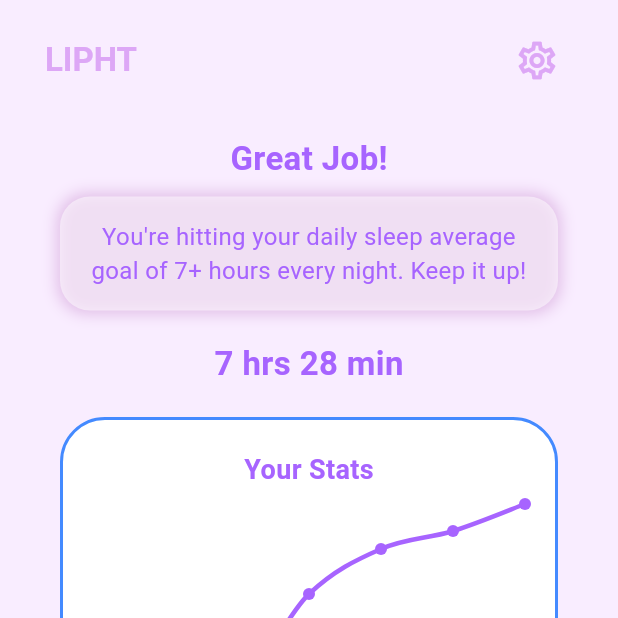
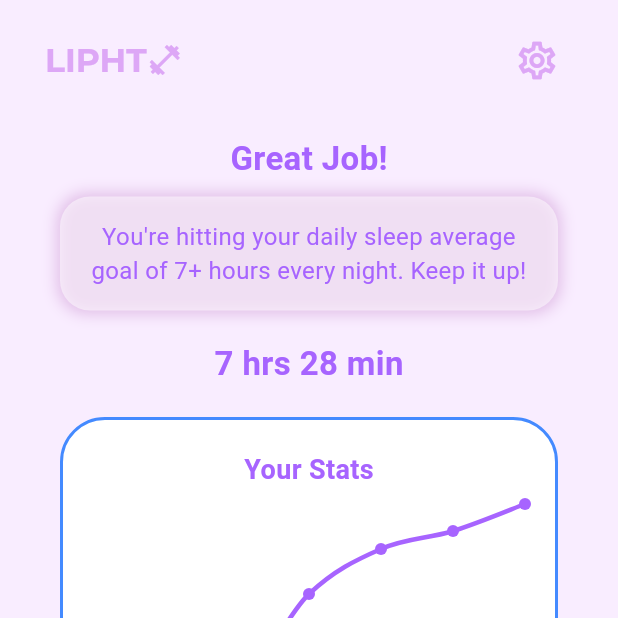
Before and after one commit to maynguyen26/lipht, a Flutter app: the MainLayout screen opened by its route, item 4 of the bottom bar chosen, on a phone screen of 412 x 824 dp, the top half of it. Run offline on Flutter 3.47's test engine with Material 3 defaults, Android fonts, the phone set to English and light mode, and no system bars; drawn by our look-alikes of fl_chart; our stand-ins replace cloud_firestore, connectivity_plus, firebase_auth, firebase_core, google_sign_in, sign_in_button; accounts and stored records are empty; project files that could hold a hidden picture were left out.

Commit message:
- updated build screen ui to better fit figma spec

```diff
--- a/lib/presentation/screens/main_layout.dart
+++ b/lib/presentation/screens/main_layout.dart
@@ -85,12 +85,27 @@ class _MainLayoutState extends State<MainLayout> {
         centerTitle: false,
         titleSpacing: 30,
         toolbarHeight: 80,
-        title: const Text(
-          'LIPHT',
-          style: TextStyle(
-            color: Color(0xFFDDA7F6),
-            fontWeight: FontWeight.bold,
-          ),
+        title: Row(
+          mainAxisSize: MainAxisSize.min,
+          children: [
+            const Text(
+              'LIPHT',
+              style: TextStyle(
+                fontFamily: 'Montserrat',
+                color: Color(0xFFDDA7F6),
+                fontWeight: FontWeight.w800,
+              ),
+            ),
+            Transform(
+              alignment: Alignment.center,
+              transform: Matrix4.rotationY(3.14159),
+              child: Icon(
+                Icons.fitness_center,
+                color: const Color(0xFFDDA7F6),
+                grade: 900,
+              ),
+            ),
+          ],
         ),
         actions: [
           Padding(
--- a/pubspec.yaml
+++ b/pubspec.yaml
@@ -106,6 +106,8 @@ flutter:
     - family: Montserrat
       fonts:
         - asset: assets/fonts/Montserrat-Bold.ttf
+          weight: 800
+        - asset: assets/fonts/Montserrat-Bold.ttf
           weight: 700
         - asset: assets/fonts/Montserrat-Regular.ttf
           weight: 400
```
Also changed, not shown: assets/fonts/Montserrat-ExtraBold.ttf (added), 1 other file.
